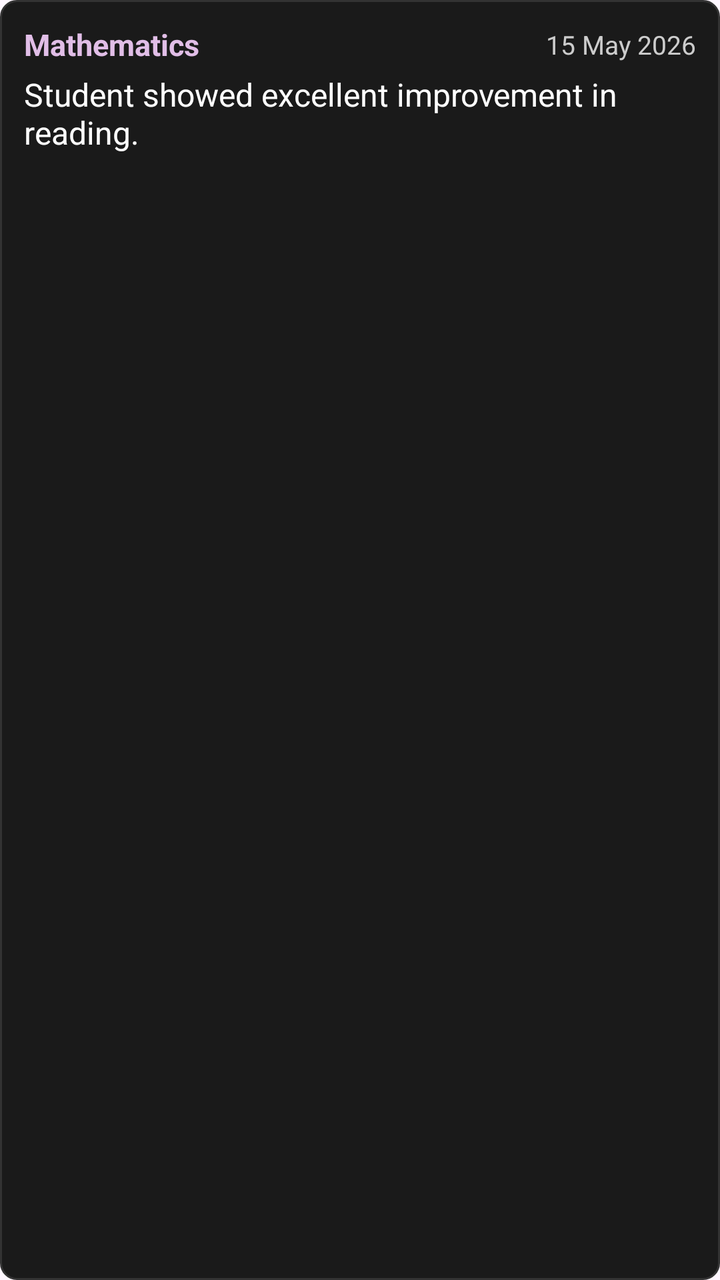
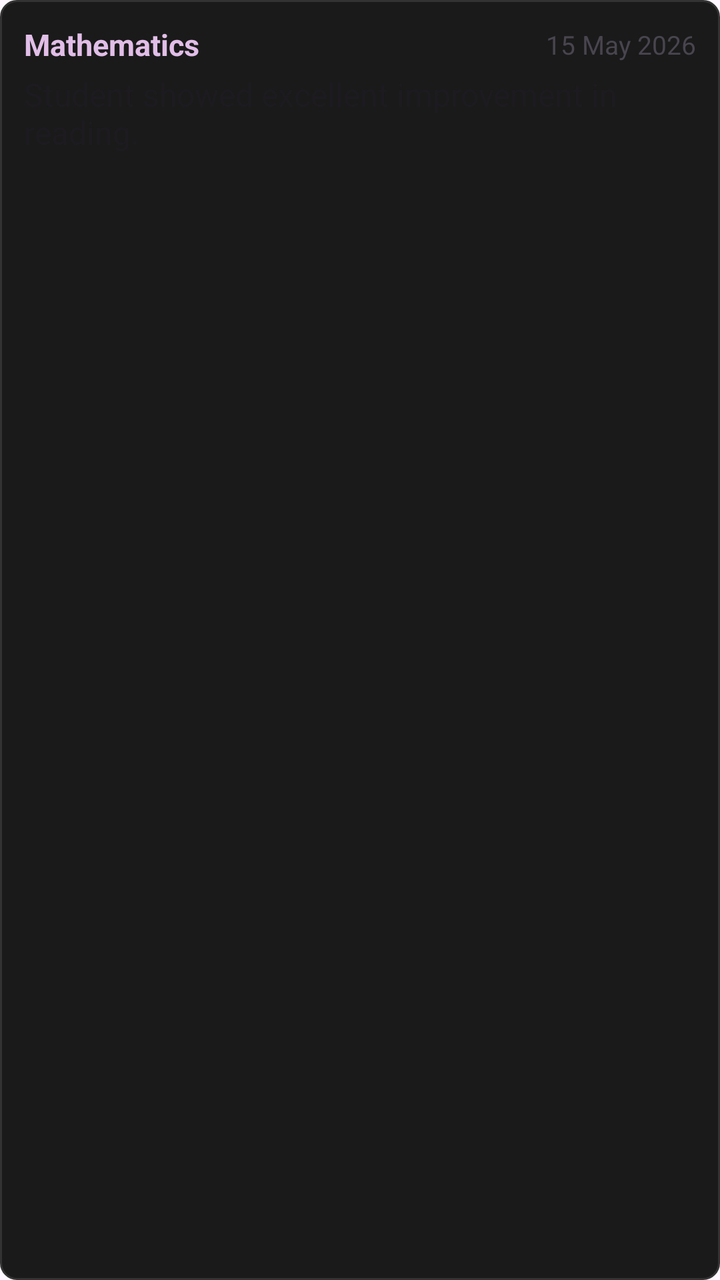

An Android layout rendered at two revisions. The XML below is the earlier revision; the diff shows what the commit changed to produce the second picture.
<!-- AndroidManifest.xml: application theme Theme.VITeacherToolkit -->
<!-- res/layout/item_remark.xml -->
<?xml version="1.0" encoding="utf-8"?>
<LinearLayout xmlns:android="http://schemas.android.com/apk/res/android"
    android:layout_width="match_parent"
    android:layout_height="wrap_content"
    android:orientation="vertical"
    android:padding="12dp"
    android:background="@drawable/bg_history_item"
    android:layout_marginBottom="8dp"
    android:clickable="true"
    android:focusable="true"
    android:importantForAccessibility="yes">

    
    <LinearLayout
        android:layout_width="match_parent"
        android:layout_height="wrap_content"
        android:orientation="horizontal"
        android:gravity="center_vertical"
        android:layout_marginBottom="4dp">

        
        <TextView
            android:id="@+id/tvRemarkSubject"
            android:layout_width="0dp"
            android:layout_height="wrap_content"
            android:layout_weight="1"
            android:text="Mathematics"
            android:textColor="@color/lavender"
            android:textSize="15sp"
            android:textStyle="bold"
            android:importantForAccessibility="no" />

        
        <TextView
            android:id="@+id/tvRemarkDate"
            android:layout_width="wrap_content"
            android:layout_height="wrap_content"
            android:text="15 May 2026"
            android:textColor="#CCCCCC"
            android:textSize="13sp"
            android:importantForAccessibility="no" />

    </LinearLayout>

    
    <TextView
        android:id="@+id/tvRemarkText"
        android:layout_width="match_parent"
        android:layout_height="wrap_content"
        android:text="Student showed excellent improvement in reading."
        android:textColor="#FFFFFF"
        android:textSize="16sp"
        android:importantForAccessibility="no" />

</LinearLayout>
<!-- resources referenced by this layout -->
<resources>
  <color name="lavender">#FFE1BEE7</color>
  <!-- drawable bg_history_item (drawable) -->
  <?xml version="1.0" encoding="utf-8"?>
  <shape xmlns:android="http://schemas.android.com/apk/res/android"
      android:shape="rectangle">
      <solid android:color="#FF1A1A1A" /> 
      <stroke
          android:width="1dp"
          android:color="#FF333333" /> 
      <corners android:radius="8dp" />
  </shape>
  <style name="Theme.VITeacherToolkit" parent="Base.Theme.VITeacherToolkit" />
  <style name="Base.Theme.VITeacherToolkit" parent="Theme.Material3.DayNight.NoActionBar">
          
          <item name="colorPrimary">@color/lavender</item>
          <item name="colorOnPrimary">@color/black</item>
  
          
          <item name="android:spinnerStyle">@style/CustomSpinnerStyle</item>
          <item name="android:spinnerItemStyle">@style/CustomSpinnerItemStyle</item>
          <item name="android:spinnerDropDownItemStyle">@style/CustomSpinnerDropDownItemStyle</item>
          <item name="spinnerDropDownItemStyle">@style/CustomSpinnerDropDownItemStyle</item>
      </style>
  <color name="black">#FF000000</color>
  <style name="CustomSpinnerStyle" parent="Widget.AppCompat.Spinner">
          <item name="android:popupBackground">@color/grey_dark</item>
      </style>
  <style name="CustomSpinnerItemStyle" parent="Widget.AppCompat.TextView.SpinnerItem">
          <item name="android:textColor">@color/white</item>
          <item name="android:textSize">16sp</item>
      </style>
  <style name="CustomSpinnerDropDownItemStyle" parent="Widget.AppCompat.DropDownItem.Spinner">
          <item name="android:textColor">@color/white</item>
          <item name="android:background">@color/grey_dark</item>
          <item name="android:checkMarkTint">@color/lavender</item>
          <item name="android:textSize">16sp</item>
          <item name="android:padding">12dp</item>
      </style>
  <color name="grey_dark">#FF333333</color>
  <color name="white">#FFFFFFFF</color>
</resources>

<!-- the commit's change to res/layout/item_remark.xml (unified diff, before → after) -->
@@ -36,7 +36,7 @@
             android:layout_width="wrap_content"
             android:layout_height="wrap_content"
             android:text="15 May 2026"
-            android:textColor="#CCCCCC"
+            android:textColor="?android:attr/textColorSecondary"
             android:textSize="13sp"
             android:importantForAccessibility="no" />
 
@@ -48,7 +48,7 @@
         android:layout_width="match_parent"
         android:layout_height="wrap_content"
         android:text="Student showed excellent improvement in reading."
-        android:textColor="#FFFFFF"
+        android:textColor="?android:attr/textColorPrimary"
         android:textSize="16sp"
         android:importantForAccessibility="no" />
 
<!-- resource entries referenced after the edit -->
@@ -25,20 +25,20 @@
       </style>
   <color name="black">#FF000000</color>
   <style name="CustomSpinnerStyle" parent="Widget.AppCompat.Spinner">
-          <item name="android:popupBackground">@color/grey_dark</item>
+          <item name="android:popupBackground">@color/white</item>
       </style>
   <style name="CustomSpinnerItemStyle" parent="Widget.AppCompat.TextView.SpinnerItem">
-          <item name="android:textColor">@color/white</item>
+          <item name="android:textColor">@color/black</item>
           <item name="android:textSize">16sp</item>
       </style>
   <style name="CustomSpinnerDropDownItemStyle" parent="Widget.AppCompat.DropDownItem.Spinner">
-          <item name="android:textColor">@color/white</item>
-          <item name="android:background">@color/grey_dark</item>
-          <item name="android:checkMarkTint">@color/lavender</item>
+          <item name="android:textColor">@color/black</item>
+          <item name="android:background">@color/white</item>
+          <item name="android:checkMarkTint">@color/lavender_dark</item>
           <item name="android:textSize">16sp</item>
           <item name="android:padding">12dp</item>
       </style>
-  <color name="grey_dark">#FF333333</color>
   <color name="white">#FFFFFFFF</color>
+  <color name="lavender_dark">#FFB080FF</color>
 </resources>
 
